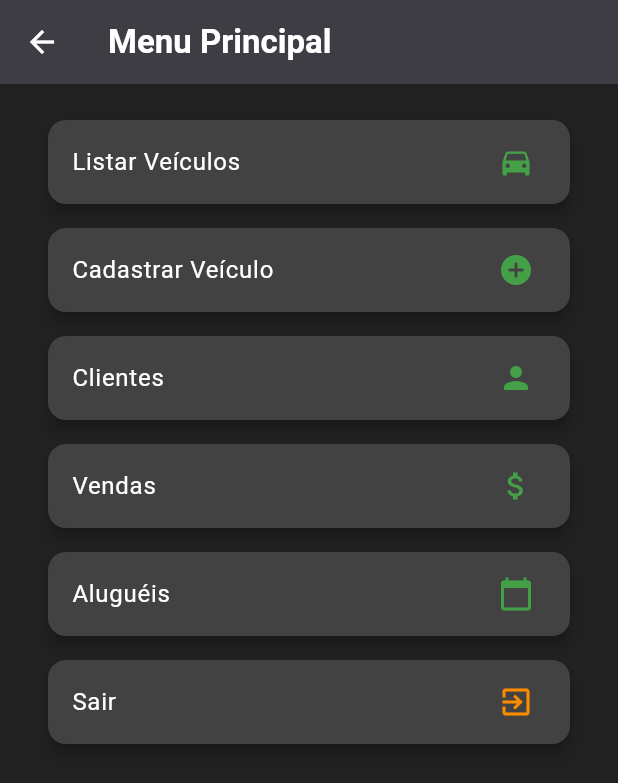
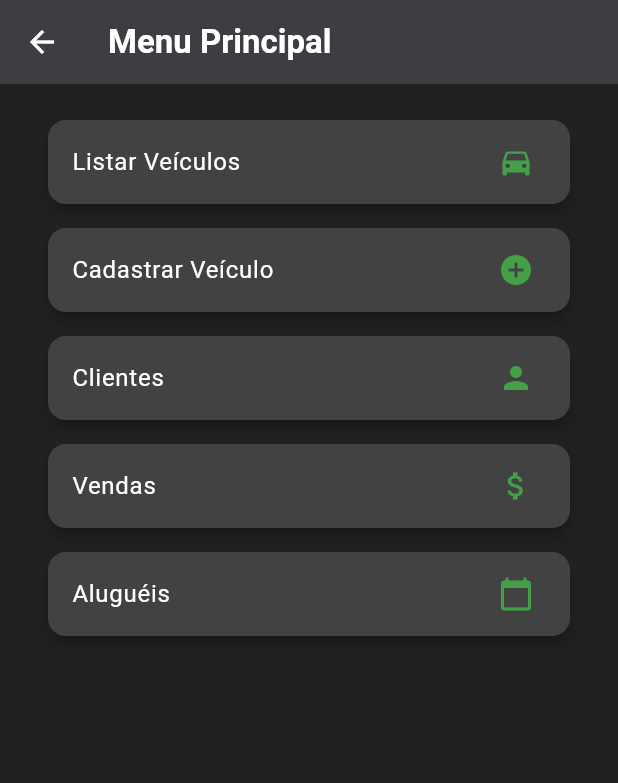
Before and after one commit to RafaelScarpelli/Garagista-Flutter, a Flutter app: the MenuPrincipalPage screen opened by its route, on a phone screen of 412 x 824 dp. Shown: the top 783 px of the screen. Run offline on Flutter 3.47's test engine with Material 3 defaults, Android fonts, the phone set to English and light mode, and no system bars.

Commit message:
refactor | tirando a botão sair do menu

```diff
--- a/lib/projeto/telas/tela_menu.dart
+++ b/lib/projeto/telas/tela_menu.dart
@@ -47,14 +47,6 @@ class MenuPrincipalPage extends StatelessWidget {
               onTap: () => Navigator.pushNamed(context, Rotas.alugueis),
             ),
           ),
-          Card(
-            child: ListTile(
-              title: Text('Sair', style: TextStyle(color: Colors.white)),
-              trailing: Icon(Icons.exit_to_app, color: Colors.orange[600]),
-              onTap: () =>
-                  Navigator.pushReplacementNamed(context, Rotas.dashboard),
-            ),
-          ),
         ],
       ),
     );
```
